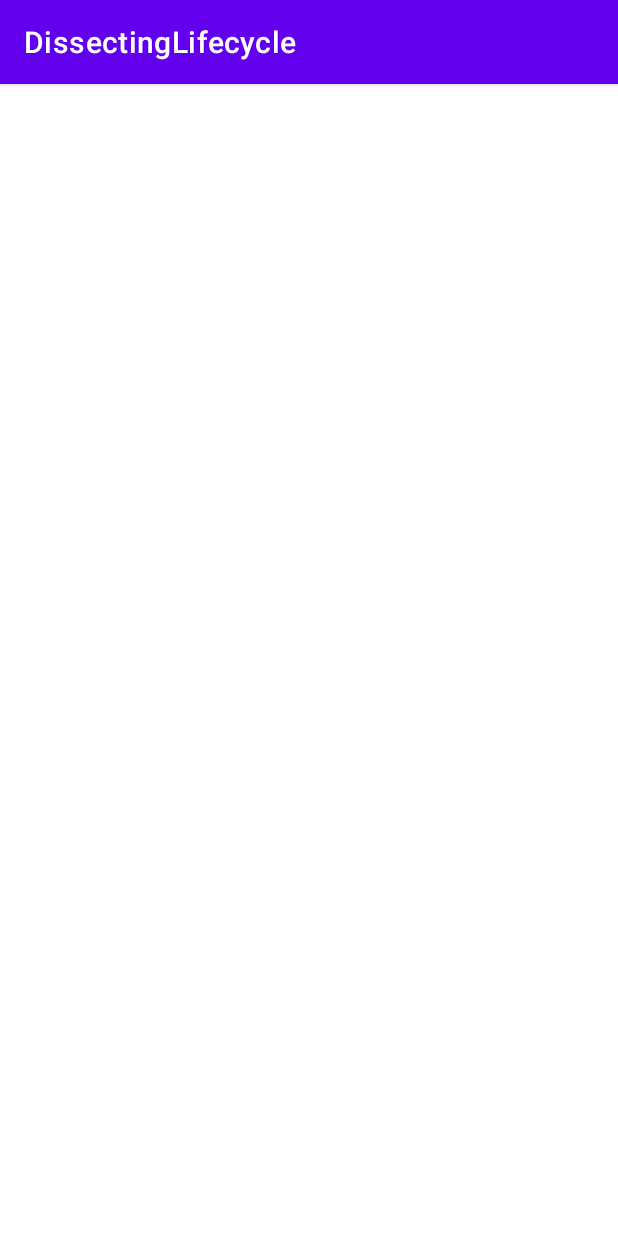
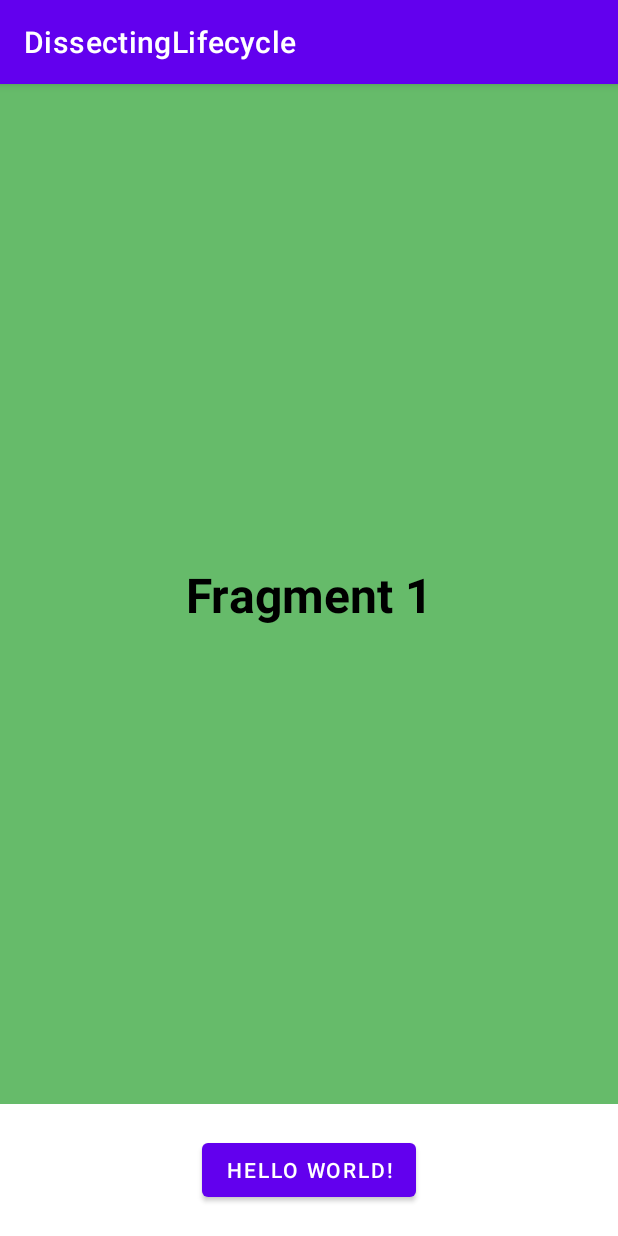
Before and after one commit to mahmood199/Dissecting-LifeCycle-In-Android, an Android app: the screen it shows after launch (SecondActivity before the commit, FirstActivity after it), after a tap on "HELLO WORLD!", on a phone screen of 412 x 824 dp. Run offline under Robolectric (Android 15) with nearby library versions, the phone set to English and light mode, and no system bars.

Commit message:
Added fragment container to layouts (#5)
* Added fragment container to layouts

* colors added for fragments layout

* Fragment transaction classes added

* Update README.md

* chores

* Fragments tag added

* activity tag added

* Added context prints

* context printed in on attach function

* added logs for Fragment2.kt and Fragment3.kt

* Updated with new logs image

* Logs when Navigation away from main screen

```diff
--- a/app/src/main/java/com/example/dissectinglifecycle/FirstActivity.kt
+++ b/app/src/main/java/com/example/dissectinglifecycle/FirstActivity.kt
@@ -1,18 +1,21 @@
 package com.example.dissectinglifecycle
 
-import android.content.Intent
-import androidx.appcompat.app.AppCompatActivity
 import android.os.Bundle
 import android.util.Log
+import androidx.appcompat.app.AppCompatActivity
 import com.example.dissectinglifecycle.databinding.ActivityFirstBinding
 
 class FirstActivity : AppCompatActivity() {
 
-    companion object {
-        const val TAG = "MAHMOOD FirstActivity"
+    private val fragmentTransactionDelegate by lazy {
+        FragmentTransactionDelegate(this, supportFragmentManager)
     }
 
-    private val binding : ActivityFirstBinding by lazy {
+    companion object {
+        const val TAG = "LEARNING FirstActivity"
+    }
+
+    private val binding: ActivityFirstBinding by lazy {
         ActivityFirstBinding.inflate(layoutInflater)
     }
 
@@ -26,7 +29,12 @@ class FirstActivity : AppCompatActivity() {
     private fun setClickListeners() {
         with(binding) {
             btnGoToSecondActivity.setOnClickListener {
-                startActivity(Intent(this@FirstActivity, SecondActivity::class.java))
+                Log.d(TAG, "Any action that tries to add fragment")
+                fragmentTransactionDelegate.addFragment(
+                    R.id.fl_fragment_container,
+                    Fragment1(),
+                    Fragment1.TAG
+                )
             }
         }
     }
--- a/app/src/main/java/com/example/dissectinglifecycle/Fragment1.kt
+++ b/app/src/main/java/com/example/dissectinglifecycle/Fragment1.kt
@@ -1,20 +1,81 @@
 package com.example.dissectinglifecycle
 
+import android.content.Context
 import android.os.Bundle
+import android.util.Log
 import androidx.fragment.app.Fragment
 import android.view.LayoutInflater
 import android.view.View
 import android.view.ViewGroup
+import com.example.dissectinglifecycle.databinding.Fragment1Binding
 
 
 class Fragment1 : Fragment() {
 
+    companion object {
+        const val TAG = "LEARNING Fragment1"
+    }
+
+    private val binding by lazy {
+        Fragment1Binding.inflate(layoutInflater)
+    }
+
+    override fun onAttach(context: Context) {
+        super.onAttach(context)
+        Log.d(TAG, "onAttach $context")
+    }
+
+    override fun onCreate(savedInstanceState: Bundle?) {
+        super.onCreate(savedInstanceState)
+        Log.d(TAG, "onCreate")
+    }
+
     override fun onCreateView(
         inflater: LayoutInflater, container: ViewGroup?,
         savedInstanceState: Bundle?,
-    ): View? {
-        // Inflate the layout for this fragment
-        return inflater.inflate(R.layout.fragment_1, container, false)
+    ): View {
+        Log.d(TAG, "onCreateView")
+        return binding.root
+    }
+
+    override fun onViewCreated(view: View, savedInstanceState: Bundle?) {
+        super.onViewCreated(view, savedInstanceState)
+        Log.d(TAG, "onViewCreated")
+    }
+
+    override fun onStart() {
+        super.onStart()
+        Log.d(TAG, "onStart")
+    }
+
+    override fun onResume() {
+        super.onResume()
+        Log.d(TAG, "onResume")
+    }
+
+    override fun onPause() {
+        super.onPause()
+        Log.d(TAG, "onPause")
+    }
+
+    override fun onStop() {
+        super.onStop()
+        Log.d(TAG, "onStop")
+    }
+
+    override fun onDestroyView() {
+        Log.d(TAG, "onDestroyView")
+        super.onDestroyView()
+    }
+
+    override fun onDestroy() {
+        Log.d(TAG, "onDestroy")
+        super.onDestroy()
+    }
+
+    override fun onDetach() {
+        Log.d(TAG, "onDetach")
+        super.onDetach()
     }
 
 }
--- /dev/null
+++ b/app/src/main/java/com/example/dissectinglifecycle/FragmentTransactionDelegate.kt
@@ -0,0 +1,59 @@
+package com.example.dissectinglifecycle
+
+import androidx.appcompat.app.AppCompatActivity
+import androidx.fragment.app.Fragment
+import androidx.fragment.app.FragmentManager
+
+class FragmentTransactionDelegate(
+    private val activity: AppCompatActivity,
+    private val supportFragmentManager: FragmentManager,
+) {
+
+    fun addFragment(containerViewId: Int, fragment: Fragment, tag: String) {
+        if (isActivityAlive()) {
+            supportFragmentManager.inTransaction() {
+                add(containerViewId, fragment, tag)
+            }
+        }
+    }
+
+    fun addFragmentWithBackStack(
+        containerViewId: Int,
+        fragment: Fragment,
+        tag: String?,
+    ) {
+        if (isActivityAlive()) {
+            supportFragmentManager.inTransaction() {
+                add(containerViewId, fragment, tag).addToBackStack(tag)
+            }
+        }
+    }
+
+    fun replaceFragment(
+        containerViewId: Int,
+        fragment: Fragment,
+        tag: String?,
+    ) {
+        if (isActivityAlive()) {
+            supportFragmentManager.inTransaction() {
+                replace(containerViewId, fragment).addToBackStack(tag)
+            }
+        }
+    }
+
+    fun replaceFragmentWithoutBackStack(
+        containerViewId: Int,
+        fragment: Fragment,
+    ) {
+        if (isActivityAlive()) {
+            supportFragmentManager.inTransaction() {
+                replace(containerViewId, fragment)
+            }
+        }
+    }
+
+    private fun isActivityAlive(): Boolean {
+        return activity.isFinishing.not()
+    }
+
+}
--- a/app/src/main/java/com/example/dissectinglifecycle/SecondActivity.kt
+++ b/app/src/main/java/com/example/dissectinglifecycle/SecondActivity.kt
@@ -8,7 +8,7 @@ import com.example.dissectinglifecycle.databinding.ActivitySecondBinding
 class SecondActivity : AppCompatActivity() {
 
     companion object {
-        const val TAG = "MAHMOOD SecondActivity"
+        const val TAG = "LEARNING SecondActivity"
     }
 
     private val binding : ActivitySecondBinding by lazy {
--- /dev/null
+++ b/app/src/main/java/com/example/dissectinglifecycle/inTransaction.kt
@@ -0,0 +1,22 @@
+package com.example.dissectinglifecycle
+
+import android.content.Context
+import androidx.fragment.app.Fragment
+import androidx.fragment.app.FragmentManager
+import androidx.fragment.app.FragmentTransaction
+
+
+inline fun FragmentManager.inTransaction(
+    func: FragmentTransaction.() -> FragmentTransaction,
+) =
+    beginTransaction().func().commit()
+
+fun Fragment.close() = requireActivity().supportFragmentManager.popBackStack()
+
+val Fragment.appContext: Context get() = activity?.applicationContext!!
+
+inline fun FragmentManager.inTransactionCommitNow(
+    func: FragmentTransaction.() -> FragmentTransaction,
+) {
+    beginTransaction().func().commitNow()
+}
--- a/app/src/main/res/layout/activity_first.xml
+++ b/app/src/main/res/layout/activity_first.xml
@@ -4,16 +4,25 @@
     xmlns:tools="http://schemas.android.com/tools"
     android:layout_width="match_parent"
     android:layout_height="match_parent"
+    android:background="@color/white"
     tools:context=".FirstActivity">
+
+    <FrameLayout
+        android:id="@+id/fl_fragment_container"
+        android:layout_width="match_parent"
+        android:layout_height="0dp"
+        android:layout_marginBottom="20dp"
+        app:layout_constraintBottom_toTopOf="@+id/btn_go_to_second_activity"
+        app:layout_constraintTop_toTopOf="parent" />
 
     <Button
         android:id="@+id/btn_go_to_second_activity"
         android:layout_width="wrap_content"
         android:layout_height="wrap_content"
+        android:layout_marginBottom="20dp"
         android:text="Hello World!"
         app:layout_constraintBottom_toBottomOf="parent"
         app:layout_constraintEnd_toEndOf="parent"
-        app:layout_constraintStart_toStartOf="parent"
-        app:layout_constraintTop_toTopOf="parent" />
+        app:layout_constraintStart_toStartOf="parent" />
 
 </androidx.constraintlayout.widget.ConstraintLayout>
--- a/app/src/main/res/layout/fragment_1.xml
+++ b/app/src/main/res/layout/fragment_1.xml
@@ -1,14 +1,21 @@
 <?xml version="1.0" encoding="utf-8"?>
-<FrameLayout xmlns:android="http://schemas.android.com/apk/res/android"
+<androidx.constraintlayout.widget.ConstraintLayout xmlns:android="http://schemas.android.com/apk/res/android"
+    xmlns:app="http://schemas.android.com/apk/res-auto"
     xmlns:tools="http://schemas.android.com/tools"
     android:layout_width="match_parent"
     android:layout_height="match_parent"
+    android:background="@color/green"
     tools:context=".Fragment1">
 
-    <!-- TODO: Update blank fragment layout -->
     <TextView
         android:layout_width="match_parent"
-        android:layout_height="match_parent"
-        android:text="@string/hello_blank_fragment" />
+        android:layout_height="wrap_content"
+        android:text="Fragment 1"
+        android:textAlignment="center"
+        android:textColor="@color/black"
+        android:textSize="32sp"
+        android:textStyle="bold"
+        app:layout_constraintBottom_toBottomOf="parent"
+        app:layout_constraintTop_toTopOf="parent" />
 
-</FrameLayout>
+</androidx.constraintlayout.widget.ConstraintLayout>
--- a/app/src/main/res/values-night/themes.xml
+++ /dev/null
@@ -1,16 +0,0 @@
-<resources xmlns:tools="http://schemas.android.com/tools">
-    <!-- Base application theme. -->
-    <style name="Theme.DissectingLifecycle" parent="Theme.MaterialComponents.DayNight.DarkActionBar">
-        <!-- Primary brand color. -->
-        <item name="colorPrimary">@color/purple_200</item>
-        <item name="colorPrimaryVariant">@color/purple_700</item>
-        <item name="colorOnPrimary">@color/black</item>
-        <!-- Secondary brand color. -->
-        <item name="colorSecondary">@color/teal_200</item>
-        <item name="colorSecondaryVariant">@color/teal_200</item>
-        <item name="colorOnSecondary">@color/black</item>
-        <!-- Status bar color. -->
-        <item name="android:statusBarColor">?attr/colorPrimaryVariant</item>
-        <!-- Customize your theme here. -->
-    </style>
-</resources>
```
Also changed, not shown: app/src/main/java/com/example/dissectinglifecycle/Fragment2.kt (+65 -4 lines), app/src/main/java/com/example/dissectinglifecycle/Fragment3.kt (+65 -4 lines), app/src/main/res/layout/activity_second.xml (+20 -0 lines), app/src/main/res/layout/fragment_2.xml (+13 -6 lines), app/src/main/res/layout/fragment_3.xml (+13 -6 lines), app/src/main/res/values/colors.xml (+7 -0 lines), 1 other file.
